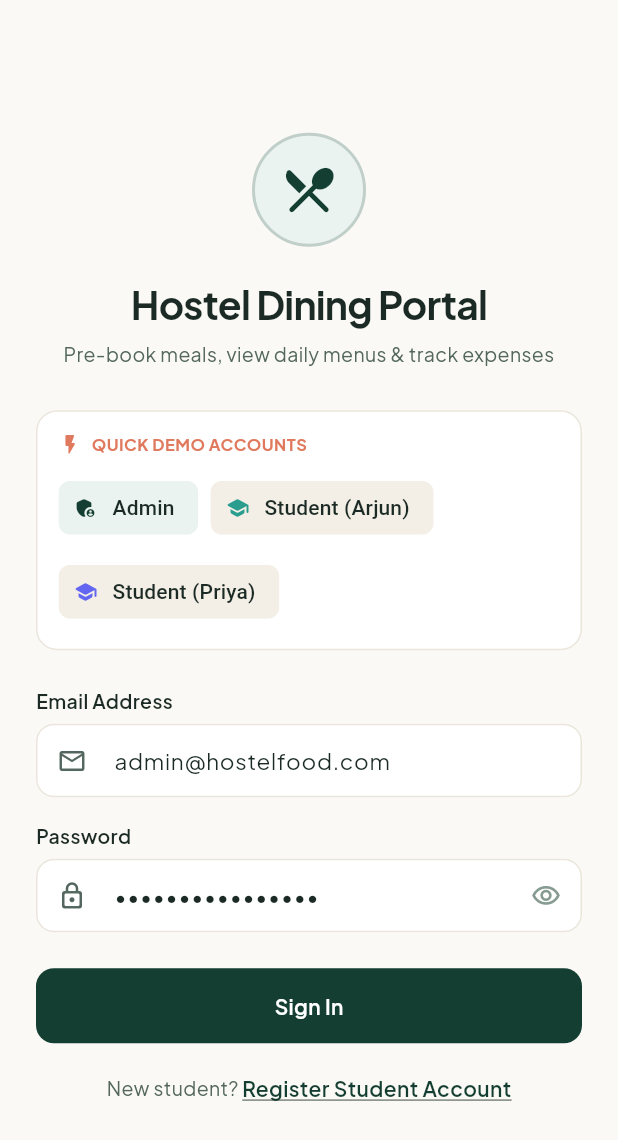
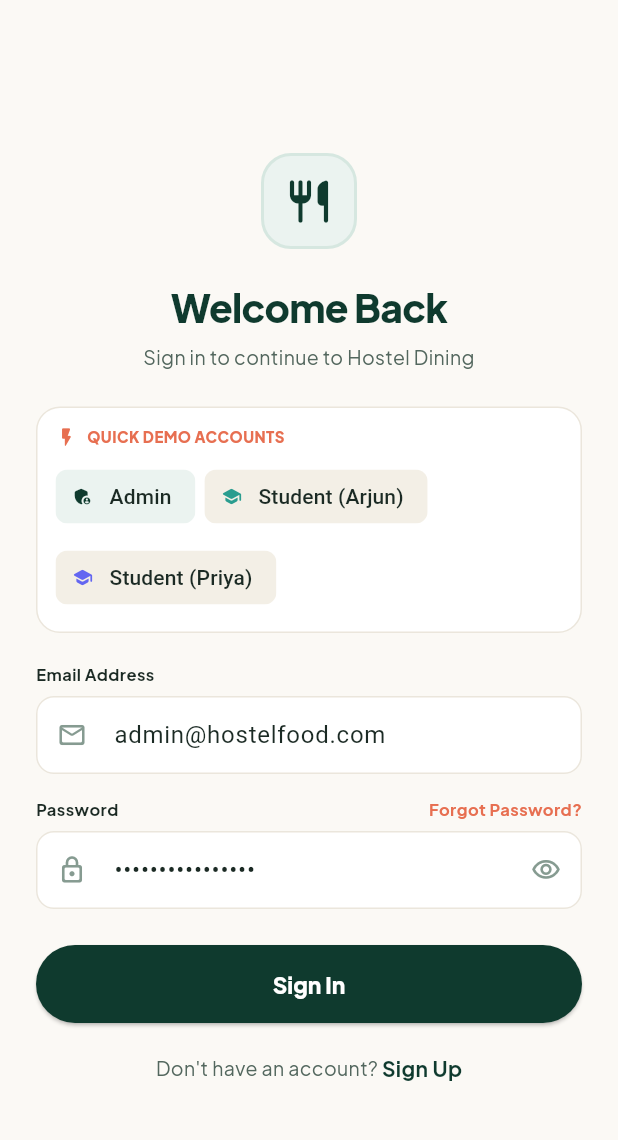
Before and after one commit to arjun1Fa/hostel_food, a Flutter app: the screen it shows after launch, on a phone screen of 412 x 824 dp. Shown: the top 1140 px of the screen. Run offline on Flutter 3.47's test engine with Material 3 defaults, Android fonts, the light colour scheme and no system bars; our stand-ins replace dio, flutter_riverpod, go_router, google_fonts, shared_preferences.

Commit message:
feat(auth): redesign login screen with demo credentials and warm aesthetic

```diff
--- a/frontend/lib/features/auth/presentation/login_screen.dart
+++ b/frontend/lib/features/auth/presentation/login_screen.dart
@@ -3,8 +3,6 @@ import 'package:flutter_riverpod/flutter_riverpod.dart';
 import 'package:go_router/go_router.dart';
 import '../../../core/theme/app_colors.dart';
 import '../../../core/theme/app_typography.dart';
-import '../../../shared/widgets/custom_button.dart';
-import '../../../shared/widgets/custom_text_field.dart';
 import '../state/auth_controller.dart';
 
 class LoginScreen extends ConsumerStatefulWidget {
@@ -21,8 +19,8 @@ class _LoginScreenState extends ConsumerState<LoginScreen> {
 
   @override
   void dispose() {
-    _emailController.dispose;
-    _passwordController.dispose;
+    _emailController.dispose();
+    _passwordController.dispose();
     super.dispose();
   }
 
@@ -35,8 +33,8 @@ class _LoginScreenState extends ConsumerState<LoginScreen> {
 
   Future<void> _handleLogin() async {
     final success = await ref.read(authProvider.notifier).login(
-          email: _emailController.text,
-          password: _passwordController.text,
+          email: _emailController.text.trim(),
+          password: _passwordController.text.trim(),
         );
     if (success && mounted) {
       final user = ref.read(authProvider).user;
@@ -57,49 +55,56 @@ class _LoginScreenState extends ConsumerState<LoginScreen> {
       body: SafeArea(
         child: Center(
           child: SingleChildScrollView(
-            padding: const EdgeInsets.symmetric(horizontal: 24.0, vertical: 20.0),
+            padding: const EdgeInsets.symmetric(horizontal: 24.0, vertical: 24.0),
             child: ConstrainedBox(
-              constraints: const BoxConstraints(maxWidth: 420),
+              constraints: const BoxConstraints(maxWidth: 400),
               child: Column(
                 mainAxisAlignment: MainAxisAlignment.center,
                 crossAxisAlignment: CrossAxisAlignment.stretch,
                 children: [
-                  // Brand Header
+                  // Fork & Knife Brand Logo matching Reference 1 (Screen 3)
                   Center(
                     child: Container(
-                      padding: const EdgeInsets.all(16),
+                      width: 64,
+                      height: 64,
                       decoration: BoxDecoration(
                         color: AppColors.primarySubtle,
-                        shape: BoxShape.circle,
-                        border: Border.all(color: AppColors.primary.withOpacity(0.2), width: 2),
+                        borderRadius: BorderRadius.circular(20),
+                        border: Border.all(color: AppColors.primaryTint, width: 2),
                       ),
-                      child: const Icon(
-                        Icons.restaurant_menu_rounded,
-                        size: 40,
-                        color: AppColors.primary,
+                      child: const Center(
+                        child: Icon(
+                          Icons.restaurant_rounded,
+                          size: 34,
+                          color: AppColors.primaryDark,
+                        ),
                       ),
                     ),
                   ),
                   const SizedBox(height: 20),
                   Text(
-                    'Hostel Dining Portal',
-                    style: AppTypography.displayLarge.copyWith(fontSize: 26),
+                    'Welcome Back',
+                    style: AppTypography.displayLarge.copyWith(
+                      fontSize: 26,
+                      fontWeight: FontWeight.w800,
+                      color: AppColors.primaryDark,
+                    ),
                     textAlign: TextAlign.center,
                   ),
                   const SizedBox(height: 6),
                   Text(
-                    'Pre-book meals, view daily menus & track expenses',
-                    style: AppTypography.bodyMedium,
+                    'Sign in to continue to Hostel Dining',
+                    style: AppTypography.bodyMedium.copyWith(color: AppColors.textSecondary),
                     textAlign: TextAlign.center,
                   ),
-                  const SizedBox(height: 28),
+                  const SizedBox(height: 24),
 
-                  // Quick Demo Credentials Selector
+                  // Quick Demo Accounts Selector Chips
                   Container(
-                    padding: const EdgeInsets.all(14),
+                    padding: const EdgeInsets.all(12),
                     decoration: BoxDecoration(
                       color: AppColors.surface,
-                      borderRadius: BorderRadius.circular(14),
+                      borderRadius: BorderRadius.circular(16),
                       border: Border.all(color: AppColors.cardBorder),
                     ),
                     child: Column(
@@ -107,38 +112,39 @@ class _LoginScreenState extends ConsumerState<LoginScreen> {
                       children: [
                         Row(
                           children: [
-                            const Icon(Icons.flash_on_rounded, size: 16, color: AppColors.accent),
+                            const Icon(Icons.flash_on_rounded, size: 15, color: AppColors.accentWarm),
                             const SizedBox(width: 6),
                             Text(
                               'QUICK DEMO ACCOUNTS',
                               style: AppTypography.labelSmall.copyWith(
-                                color: AppColors.accent,
-                                fontWeight: FontWeight.w700,
+                                color: AppColors.accentWarm,
+                                fontWeight: FontWeight.w800,
+                                fontSize: 10,
                               ),
                             ),
                           ],
                         ),
-                        const SizedBox(height: 10),
+                        const SizedBox(height: 8),
                         Wrap(
-                          spacing: 8,
-                          runSpacing: 8,
+                          spacing: 6,
+                          runSpacing: 6,
                           children: [
                             ActionChip(
-                              avatar: const Icon(Icons.admin_panel_settings_rounded, size: 16, color: AppColors.primary),
+                              avatar: const Icon(Icons.admin_panel_settings_rounded, size: 14, color: AppColors.primaryDark),
                               label: const Text('Admin'),
                               backgroundColor: AppColors.primarySubtle,
                               side: BorderSide.none,
                               onPressed: () => _fillCredentials('admin@hostelfood.com', 'Admin@Hostel2026'),
                             ),
                             ActionChip(
-                              avatar: const Icon(Icons.school_rounded, size: 16, color: AppColors.lunch),
+                              avatar: const Icon(Icons.school_rounded, size: 14, color: AppColors.lunch),
                               label: const Text('Student (Arjun)'),
                               backgroundColor: AppColors.surfaceMuted,
                               side: BorderSide.none,
                               onPressed: () => _fillCredentials('arjun@hostel.edu', 'Student@123'),
                             ),
                             ActionChip(
-                              avatar: const Icon(Icons.school_rounded, size: 16, color: AppColors.dinner),
+                              avatar: const Icon(Icons.school_rounded, size: 14, color: AppColors.dinner),
                               label: const Text('Student (Priya)'),
                               backgroundColor: AppColors.surfaceMuted,
                               side: BorderSide.none,
@@ -150,24 +156,24 @@ class _LoginScreenState extends ConsumerState<LoginScreen> {
                     ),
                   ),
 
-                  const SizedBox(height: 24),
+                  const SizedBox(height: 20),
 
                   if (authState.errorMessage != null) ...[
                     Container(
                       padding: const EdgeInsets.all(12),
                       decoration: BoxDecoration(
                         color: AppColors.dangerSubtle,
-                        borderRadius: BorderRadius.circular(10),
+                        borderRadius: BorderRadius.circular(12),
                         border: Border.all(color: AppColors.danger.withOpacity(0.3)),
                       ),
                       child: Row(
                         children: [
-                          const Icon(Icons.error_outline_rounded, color: AppColors.danger, size: 20),
-                          const SizedBox(width: 10),
+                          const Icon(Icons.error_outline_rounded, color: AppColors.danger, size: 18),
+                          const SizedBox(width: 8),
                           Expanded(
                             child: Text(
                               authState.errorMessage!,
-                              style: AppTypography.bodyMedium.copyWith(color: AppColors.danger),
+                              style: AppTypography.bodyMedium.copyWith(color: AppColors.danger, fontSize: 12),
                             ),
                           ),
                         ],
@@ -176,21 +182,38 @@ class _LoginScreenState extends ConsumerState<LoginScreen> {
                     const SizedBox(height: 16),
                   ],
 
-                  // Form Fields
-                  CustomTextField(
-                    label: 'Email Address',
-                    hint: 'student@hostel.edu or admin@hostelfood.com',
+                  // Email input
+                  Text('Email Address', style: AppTypography.labelSmall.copyWith(fontWeight: FontWeight.bold, color: AppColors.textPrimary)),
+                  const SizedBox(height: 6),
+                  TextField(
                     controller: _emailController,
                     keyboardType: TextInputType.emailAddress,
-                    prefixIcon: Icons.email_outlined,
+                    decoration: InputDecoration(
+                      hintText: 'name@hostel.edu',
+                      prefixIcon: const Icon(Icons.mail_outline_rounded, size: 20, color: AppColors.textMuted),
                     ),
+                  ),
+
                   const SizedBox(height: 16),
-                  CustomTextField(
-                    label: 'Password',
-                    hint: 'Enter your account password',
+
+                  // Password input
+                  Row(
+                    mainAxisAlignment: MainAxisAlignment.spaceBetween,
+                    children: [
+                      Text('Password', style: AppTypography.labelSmall.copyWith(fontWeight: FontWeight.bold, color: AppColors.textPrimary)),
+                      Text(
+                        'Forgot Password?',
+                        style: AppTypography.labelSmall.copyWith(color: AppColors.accentWarm, fontWeight: FontWeight.bold),
+                      ),
+                    ],
+                  ),
+                  const SizedBox(height: 6),
+                  TextField(
                     controller: _passwordController,
                     obscureText: _obscurePassword,
-                    prefixIcon: Icons.lock_outline_rounded,
+                    decoration: InputDecoration(
+                      hintText: 'Enter your password',
+                      prefixIcon: const Icon(Icons.lock_outline_rounded, size: 20, color: AppColors.textMuted),
                       suffixIcon: IconButton(
                         icon: Icon(
                           _obscurePassword ? Icons.visibility_outlined : Icons.visibility_off_outlined,
@@ -200,15 +223,25 @@ class _LoginScreenState extends ConsumerState<LoginScreen> {
                         onPressed: () => setState(() => _obscurePassword = !_obscurePassword),
                       ),
                     ),
+                  ),
 
                   const SizedBox(height: 24),
 
-                  // Login Button
-                  CustomButton(
-                    text: 'Sign In',
-                    isLoading: authState.isLoading,
-                    onPressed: _handleLogin,
-                    height: 50,
+                  // Sign In Pill Button
+                  SizedBox(
+                    height: 52,
+                    child: ElevatedButton(
+                      style: ElevatedButton.styleFrom(
+                        backgroundColor: AppColors.primaryDark,
+                        foregroundColor: Colors.white,
+                        elevation: 1,
+                        shape: RoundedRectangleBorder(borderRadius: BorderRadius.circular(26)),
+                      ),
+                      onPressed: authState.isLoading ? null : _handleLogin,
+                      child: authState.isLoading
+                          ? const SizedBox(width: 20, height: 20, child: CircularProgressIndicator(color: Colors.white, strokeWidth: 2))
+                          : const Text('Sign In', style: TextStyle(fontWeight: FontWeight.w800, fontSize: 15)),
+                    ),
                   ),
 
                   const SizedBox(height: 20),
@@ -218,18 +251,15 @@ class _LoginScreenState extends ConsumerState<LoginScreen> {
                     alignment: WrapAlignment.center,
                     crossAxisAlignment: WrapCrossAlignment.center,
                     children: [
-                      Text(
-                        'New student? ',
-                        style: AppTypography.bodyMedium,
-                      ),
+                      Text("Don't have an account? ", style: AppTypography.bodyMedium),
                       GestureDetector(
                         onTap: () => context.push('/register'),
                         child: Text(
-                          'Register Student Account',
+                          'Sign Up',
                           style: AppTypography.titleMedium.copyWith(
-                            color: AppColors.primary,
+                            color: AppColors.primaryDark,
                             fontSize: 14,
-                            decoration: TextDecoration.underline,
+                            fontWeight: FontWeight.bold,
                           ),
                         ),
                       ),
```
Lines whose indentation alone changed are shown as unchanged.
